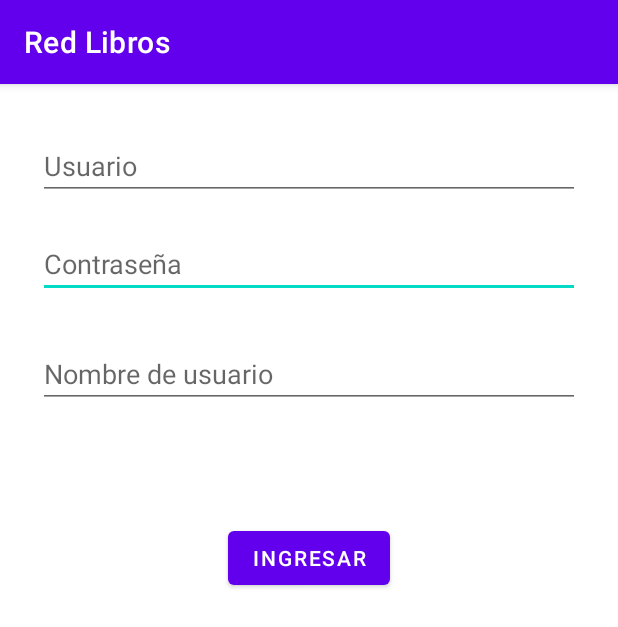
After one commit to sabrii95/Red_Libros, an Android app: the login screen opened directly, with no data from a screen before it, on a phone screen of 412 x 824 dp. The commit adds this screen. Shown: the top 627 px of the screen. Run offline under Robolectric (Android 15) with nearby library versions, the light colour scheme and no system bars; our stand-ins replace Firebase (no records; nobody signed in at launch, a user with empty details on screens opened directly).

Commit message:
"agregado de login"

```diff
--- a/app/build.gradle
+++ b/app/build.gradle
@@ -2,6 +2,8 @@ plugins {
     id 'com.android.application'
     id 'kotlin-android'
     id 'com.google.gms.google-services'
+    id  'org.jetbrains.kotlin.android.extensions'
+
 }
 
 android {
@@ -49,6 +51,10 @@ dependencies {
     implementation 'androidx.navigation:navigation-ui-ktx:2.3.0'
     implementation platform('com.google.firebase:firebase-bom:28.1.0')
     implementation 'com.google.firebase:firebase-analytics-ktx'
+    implementation 'com.google.firebase:firebase-auth-ktx'
+    implementation 'com.google.firebase:firebase-firestore-ktx'
+    implementation 'androidx.legacy:legacy-support-v4:1.0.0'
+    implementation 'org.jetbrains.kotlinx:kotlinx-serialization-json:1.2.1'
     testImplementation 'junit:junit:4.+'
     androidTestImplementation 'androidx.test.ext:junit:1.1.2'
     androidTestImplementation 'androidx.test.espresso:espresso-core:3.3.0'
--- /dev/null
+++ b/app/src/main/java/com/example/redlibros/login.kt
@@ -0,0 +1,139 @@
+package com.example.redlibros
+
+import android.content.Intent
+import android.os.Bundle
+import android.view.View
+import android.widget.Button
+import android.widget.EditText
+import android.widget.Toast
+import androidx.appcompat.app.AppCompatActivity
+import com.google.firebase.auth.FirebaseAuth
+import com.google.firebase.auth.ktx.auth
+import com.google.firebase.firestore.FirebaseFirestore
+import com.google.firebase.ktx.Firebase
+import java.io.Serializable
+
+
+class login : AppCompatActivity() {
+    private lateinit var auth: FirebaseAuth
+    private val db = FirebaseFirestore.getInstance()
+
+    override fun onCreate(savedInstanceState: Bundle?) {
+        super.onCreate(savedInstanceState)
+        setContentView(R.layout.activity_login)
+        auth = Firebase.auth
+
+        val usuarioid= findViewById<EditText>(R.id.edt_user)
+        val contraid= findViewById<EditText>(R.id.edt_pass)
+        val btn_loguear = findViewById<Button>(R.id.btn_loguear)
+        val username = findViewById<EditText>(R.id.edt_username)
+        val parametros = this.intent.extras
+        if (parametros != null) {
+            val datos = parametros.getString("Boton")
+
+            if (datos == "Registro"){
+                username.setVisibility(View.VISIBLE );
+                btn_loguear.setOnClickListener {
+                    this.registroUser(usuarioid, contraid)
+                }
+            }
+
+            if (datos == "IniciarSesion") {
+                username.setVisibility(View.GONE);
+                btn_loguear.setOnClickListener {
+                    this.loguear(usuarioid, contraid)
+                }
+            }
+
+        }
+
+    }
+    fun loguear(usuarioid: EditText,contraid: EditText){
+        /*var userdata = User(usuarioid.text.toString(), true, "", "sabrina")
+       if(usuarioid.text.isNotEmpty() && contraid.text.isNotEmpty()){
+           auth.signInWithEmailAndPassword(usuarioid.text.toString(), contraid.text.toString())
+               .addOnCompleteListener(this) { task ->
+                   if (task.isSuccessful) {
+                       // Sign in success, update UI with the signed-in user's information
+                       val user = auth.currentUser
+                       val intent = Intent(this, MainActivity::class.java).apply {
+                           putExtra("dataUser","valor" )
+                       }
+                       startActivity(intent)
+                       finish();
+
+                   } else {
+                       // If sign in fails, display a message to the user.
+                       Toast.makeText(baseContext, "Authentication failed."+task.isSuccessful,Toast.LENGTH_SHORT).show()
+                   }*/
+          var userRef = db.collection("User").document(usuarioid.text.toString()).get()
+               .addOnSuccessListener {
+                       document ->
+                   auth.signInWithEmailAndPassword(usuarioid.text.toString(), contraid.text.toString())
+                       .addOnCompleteListener(this) { task ->
+                           if (task.isSuccessful) {
+                               // Sign in success, update UI with the signed-in user's information
+                               val user = auth.currentUser
+                               var userdata = User(usuarioid.text.toString(), true, "", "sabrina")
+                               val intent = Intent(this, MainActivity::class.java).apply {
+                                   putExtra("dataUser",userdata)
+                               }
+                               startActivity(intent)
+                               finish();
+
+
+                           } else {
+                               // If sign in fails, display a message to the user.
+                               Toast.makeText(baseContext, "Authentication failed.",Toast.LENGTH_SHORT).show()
+                           }
+                       }
+
+
+        }
+
+    }
+    fun registroUser(usuarioid: EditText, contraid:EditText){
+
+        if(usuarioid.text.isNotEmpty() && contraid.text.isNotEmpty()) {
+            var userdata = User(usuarioid.text.toString(), true, "", "sabrina")
+            auth.createUserWithEmailAndPassword(usuarioid.text.toString(), contraid.text.toString())
+                .addOnCompleteListener(this) { task ->
+                    if (task.isSuccessful) {
+                        //val datosUser = auth.currentUser
+                        this.ingresarUser(userdata)
+                        val intent = Intent(this, MainActivity::class.java).apply {
+                            putExtra("dataUser", userdata )
+                        }
+                        startActivity(intent)
+                        finish();
+
+                    } else {
+                        Toast.makeText(
+                            this,
+                            "Resgistro failed." + usuarioid.text.toString()+task + " contra " + contraid.text.toString(),
+                            Toast.LENGTH_SHORT
+                        ).show()
+
+
+                    }
+                }
+        }
+
+    }
+
+
+
+
+    fun ingresarUser(user_data: User) {
+
+        db.collection("User").document(user_data.email).set(
+            hashMapOf("email" to user_data.email,
+                "enable" to user_data.enable,
+                "image" to user_data.image,
+                "username" to user_data.userName)
+        )
+
+    }
+
+
+}
--- /dev/null
+++ b/app/src/main/res/layout/activity_login.xml
@@ -0,0 +1,59 @@
+<?xml version="1.0" encoding="utf-8"?>
+<androidx.constraintlayout.widget.ConstraintLayout xmlns:android="http://schemas.android.com/apk/res/android"
+    xmlns:app="http://schemas.android.com/apk/res-auto"
+    xmlns:tools="http://schemas.android.com/tools"
+    android:layout_width="match_parent"
+    android:layout_height="match_parent"
+    tools:context=".login">
+
+    <EditText
+        android:id="@+id/edt_pass"
+        android:layout_width="match_parent"
+        android:layout_height="wrap_content"
+        android:layout_marginTop="20dp"
+        android:ems="10"
+        android:hint="Contraseña"
+        android:inputType="textPassword"
+        android:layout_marginLeft="25dp"
+        android:layout_marginRight="25dp"
+        app:layout_constraintTop_toBottomOf="@+id/edt_user"
+        tools:layout_editor_absoluteX="0dp" />
+
+    <EditText
+        android:id="@+id/edt_username"
+        android:layout_width="match_parent"
+        android:layout_height="wrap_content"
+        android:layout_marginTop="28dp"
+        android:ems="10"
+        android:hint="Nombre de usuario"
+        android:layout_marginLeft="25dp"
+        android:layout_marginRight="25dp"
+        android:inputType="textPassword"
+        app:layout_constraintTop_toBottomOf="@+id/edt_pass"
+        tools:layout_editor_absoluteX="16dp" />
+
+    <Button
+        android:id="@+id/btn_loguear"
+        android:layout_width="wrap_content"
+        android:layout_height="wrap_content"
+        android:layout_marginTop="76dp"
+        android:text="Ingresar"
+        app:layout_constraintEnd_toEndOf="parent"
+        app:layout_constraintStart_toStartOf="parent"
+        app:layout_constraintTop_toBottomOf="@+id/edt_username" />
+
+    <EditText
+        android:id="@+id/edt_user"
+        android:layout_width="match_parent"
+        android:layout_height="wrap_content"
+        android:layout_marginLeft="25dp"
+        android:layout_marginTop="32dp"
+        android:layout_marginRight="25dp"
+        android:hint="Usuario"
+        app:layout_constraintEnd_toEndOf="parent"
+        app:layout_constraintHorizontal_bias="0.498"
+        app:layout_constraintStart_toStartOf="parent"
+        app:layout_constraintTop_toTopOf="parent" />
+
+
+</androidx.constraintlayout.widget.ConstraintLayout>
--- a/app/src/main/res/layout/nav_header_main.xml
+++ b/app/src/main/res/layout/nav_header_main.xml
@@ -1,6 +1,7 @@
 <?xml version="1.0" encoding="utf-8"?>
 <LinearLayout xmlns:android="http://schemas.android.com/apk/res/android"
     xmlns:app="http://schemas.android.com/apk/res-auto"
+    android:id="@+id/nav_header_main"
     android:layout_width="match_parent"
     android:layout_height="@dimen/nav_header_height"
     android:background="@drawable/side_nav_bar"
@@ -21,6 +22,7 @@
         app:srcCompat="@mipmap/ic_launcher_round" />
 
     <TextView
+        android:id="@+id/txt_user_name"
         android:layout_width="match_parent"
         android:layout_height="wrap_content"
         android:paddingTop="@dimen/nav_header_vertical_spacing"
@@ -28,7 +30,7 @@
         android:textAppearance="@style/TextAppearance.AppCompat.Body1" />
 
     <TextView
-        android:id="@+id/textView"
+        android:id="@+id/txt_mail"
         android:layout_width="wrap_content"
         android:layout_height="wrap_content"
         android:text="@string/nav_header_subtitle" />
--- a/app/src/main/res/values/strings.xml
+++ b/app/src/main/res/values/strings.xml
@@ -10,4 +10,6 @@
     <string name="menu_home">Home</string>
     <string name="menu_gallery">Gallery</string>
     <string name="menu_slideshow">Slideshow</string>
+    <!-- TODO: Remove or change this placeholder text -->
+    <string name="hello_blank_fragment">Hello blank fragment</string>
 </resources>
```
Also changed, not shown: app/src/main/AndroidManifest.xml (+10 -4 lines), app/src/main/java/com/example/redlibros/MainActivity.kt (added, +85 -0 lines), app/src/main/java/com/example/redlibros/User.kt (added, +13 -0 lines), app/src/main/java/com/example/redlibros/opciones_login.kt (added, +33 -0 lines), app/src/main/res/layout/activity_opciones_loguin.xml (added, +60 -0 lines), app/src/main/res/mipmap-hdpi/buscar.png (added), app/src/main/res/mipmap-hdpi/google.png (added).
